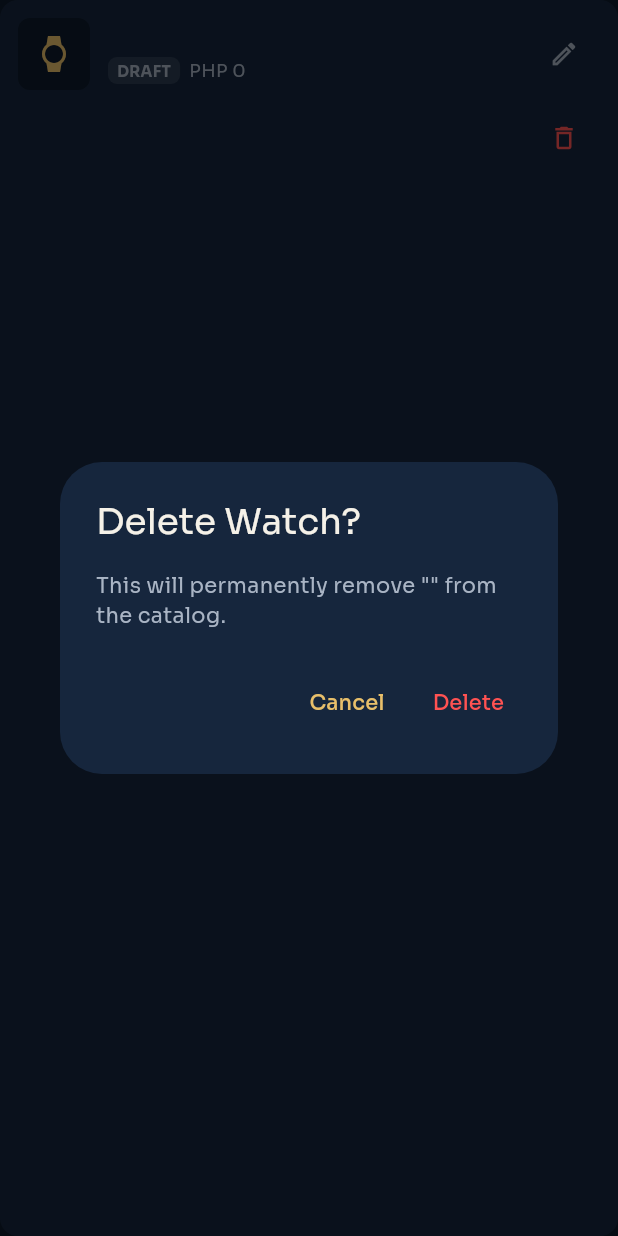
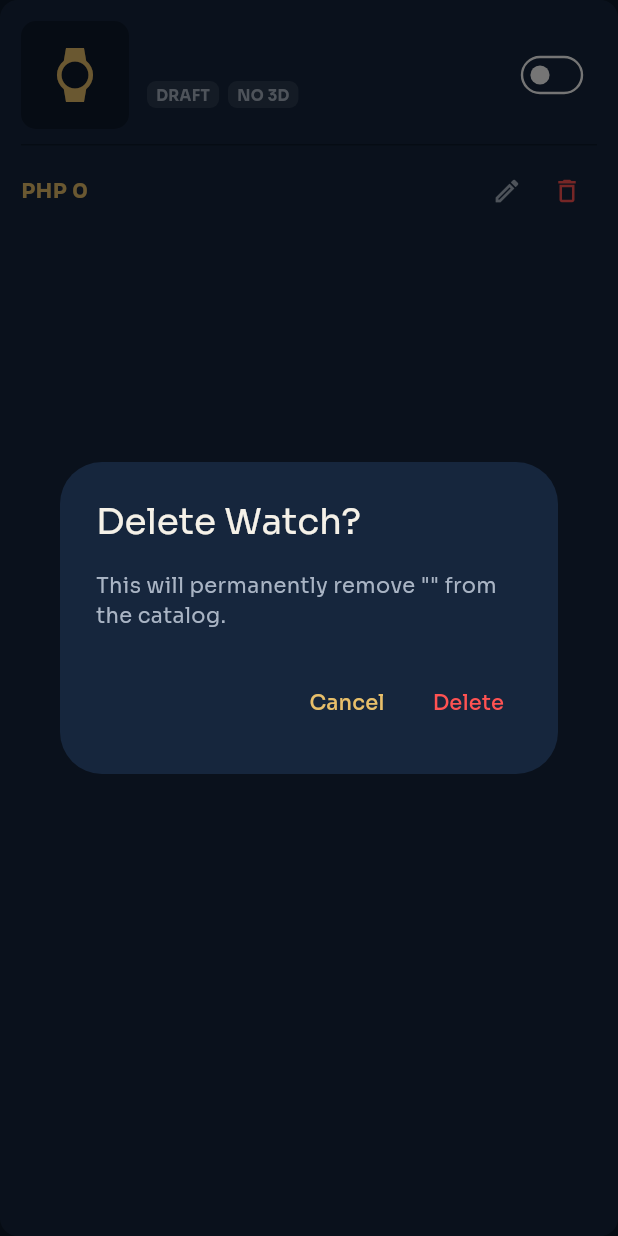
Before and after one commit to jaypeekyle23/VirtuWatch, a Flutter app: the _AdminWatchTile widget shown alone on an empty page, opened directly with empty values, after a tap on the "delete outline" icon, on a phone screen of 412 x 824 dp. Run offline on Flutter 3.47's test engine with Material 3 defaults, Android fonts, the phone set to English and light mode, and no system bars; our stand-ins replace cloud_firestore, firebase_auth, firebase_core, flutter_svg, google_fonts, google_sign_in; accounts and stored records are empty; generated files the repository leaves out were written again.

Commit message:
Add quick-toggle listed switch and redesign watch tile layout for merchant and admin catalogs

```diff
--- a/lib/screens/admin/admin_watch_management_tab.dart
+++ b/lib/screens/admin/admin_watch_management_tab.dart
@@ -51,7 +51,7 @@ class _AdminWatchManagementTabState extends State<AdminWatchManagementTab> {
             onPressed: () {
               Navigator.of(context).push(
                 MaterialPageRoute(
-                  builder: (_) => const MerchantAddWatchScreen(isAdminMode: true),
+                  builder: (_) => const MerchantAddWatchScreen(),
                 ),
               );
             },
@@ -272,24 +272,28 @@ class _AdminWatchTile extends StatelessWidget {
     final brand = data['brand'] as String? ?? '';
     final price = data['price'];
     final listed = data['listedInCatalog'] as bool? ?? false;
+    final has3D = data['has3DModel'] as bool? ?? false;
 
     return Container(
-      padding: const EdgeInsets.all(12),
+      padding: const EdgeInsets.all(14),
       decoration: BoxDecoration(
         color: AppTheme.surface,
         borderRadius: BorderRadius.circular(12),
       ),
-      child: Row(
+      child: Column(
         crossAxisAlignment: CrossAxisAlignment.start,
         children: [
+          Row(
+            crossAxisAlignment: CrossAxisAlignment.center,
+            children: [
               Container(
-            width: 48,
-            height: 48,
+                width: 72,
+                height: 72,
                 decoration: BoxDecoration(
                   color: AppTheme.background,
-              borderRadius: BorderRadius.circular(8),
+                  borderRadius: BorderRadius.circular(10),
                 ),
-            child: const Icon(Icons.watch, color: AppTheme.gold),
+                child: const Icon(Icons.watch, color: AppTheme.gold, size: 36),
               ),
               const SizedBox(width: 12),
               Expanded(
@@ -301,6 +305,7 @@ class _AdminWatchTile extends StatelessWidget {
                       style: const TextStyle(
                         color: AppTheme.textPrimary,
                         fontWeight: FontWeight.w600,
+                        fontSize: 14,
                       ),
                       maxLines: 1,
                       overflow: TextOverflow.ellipsis,
@@ -310,43 +315,49 @@ class _AdminWatchTile extends StatelessWidget {
                       spacing: 6,
                       runSpacing: 6,
                       children: [
-                    Container(
-                      padding: const EdgeInsets.symmetric(
-                          horizontal: 6, vertical: 2),
-                      decoration: BoxDecoration(
-                        color: (listed ? Colors.greenAccent : AppTheme.textSecondary)
-                            .withValues(alpha: 0.15),
-                        borderRadius: BorderRadius.circular(6),
-                      ),
-                      child: Text(
-                        listed ? 'ACTIVE' : 'DRAFT',
-                        style: TextStyle(
-                          color: listed ? Colors.greenAccent : AppTheme.textSecondary,
-                          fontSize: 10,
-                          fontWeight: FontWeight.bold,
-                        ),
-                      ),
-                    ),
-                    if (price != null)
-                      Text(
-                        'PHP $price',
-                        style: const TextStyle(
-                          color: AppTheme.textSecondary,
-                          fontSize: 12,
-                        ),
-                      ),
+                        _statusChip(listed ? 'ACTIVE' : 'DRAFT',
+                            listed ? Colors.greenAccent : AppTheme.textSecondary),
+                        _statusChip(has3D ? 'AR' : 'NO 3D',
+                            has3D ? AppTheme.gold : AppTheme.textSecondary),
                       ],
                     ),
                   ],
                 ),
               ),
-          Column(
+              const SizedBox(width: 8),
+              Transform.scale(
+                scale: 0.8,
+                child: Switch(
+                  value: listed,
+                  activeThumbColor: AppTheme.gold,
+                  onChanged: (value) => _handleToggleListed(context, value),
+                ),
+              ),
+            ],
+          ),
+          const SizedBox(height: 10),
+          Divider(color: AppTheme.background, height: 1),
+          const SizedBox(height: 10),
+          Row(
+            mainAxisAlignment: MainAxisAlignment.spaceBetween,
+            children: [
+              if (price != null)
+                Text(
+                  'PHP $price',
+                  style: const TextStyle(
+                    color: AppTheme.gold,
+                    fontWeight: FontWeight.bold,
+                    fontSize: 14,
+                  ),
+                )
+              else
+                const SizedBox(),
+              Row(
                 children: [
                   IconButton(
                     icon: const Icon(Icons.edit_outlined, size: 20),
                     color: AppTheme.textSecondary,
-                padding: EdgeInsets.zero,
-                constraints: const BoxConstraints(),
+                    visualDensity: VisualDensity.compact,
                     onPressed: () {
                       Navigator.of(context).push(
                         MaterialPageRoute(
@@ -358,17 +369,59 @@ class _AdminWatchTile extends StatelessWidget {
                       );
                     },
                   ),
-              const SizedBox(height: 8),
                   IconButton(
                     icon: const Icon(Icons.delete_outline, size: 20),
                     color: Colors.redAccent,
-                padding: EdgeInsets.zero,
-                constraints: const BoxConstraints(),
+                    visualDensity: VisualDensity.compact,
                     onPressed: () => _confirmDelete(context),
                   ),
                 ],
               ),
             ],
+          ),
+        ],
+      ),
+    );
+  }
+
+  Future<void> _handleToggleListed(BuildContext context, bool value) async {
+    try {
+      await watchService.updateWatch(watchId, {'listedInCatalog': value});
+      if (context.mounted) {
+        ScaffoldMessenger.of(context).showSnackBar(
+          SnackBar(
+            content: Text(
+              value
+                  ? '"${data['name']}" is now listed in the catalog.'
+                  : '"${data['name']}" was unlisted from the catalog.',
+            ),
+            duration: const Duration(seconds: 2),
+          ),
+        );
+      }
+    } catch (e) {
+      if (context.mounted) {
+        ScaffoldMessenger.of(context).showSnackBar(
+          SnackBar(content: Text('Could not update listing: $e')),
+        );
+      }
+    }
+  }
+
+  Widget _statusChip(String label, Color color) {
+    return Container(
+      padding: const EdgeInsets.symmetric(horizontal: 6, vertical: 2),
+      decoration: BoxDecoration(
+        color: color.withValues(alpha: 0.15),
+        borderRadius: BorderRadius.circular(6),
+      ),
+      child: Text(
+        label,
+        style: TextStyle(
+          color: color,
+          fontSize: 10,
+          fontWeight: FontWeight.bold,
+        ),
       ),
     );
   }
```
Also changed, not shown: lib/screens/merchant/merchant_catalog_tab.dart (+67 -21 lines). Lines whose indentation alone changed are shown as unchanged.
